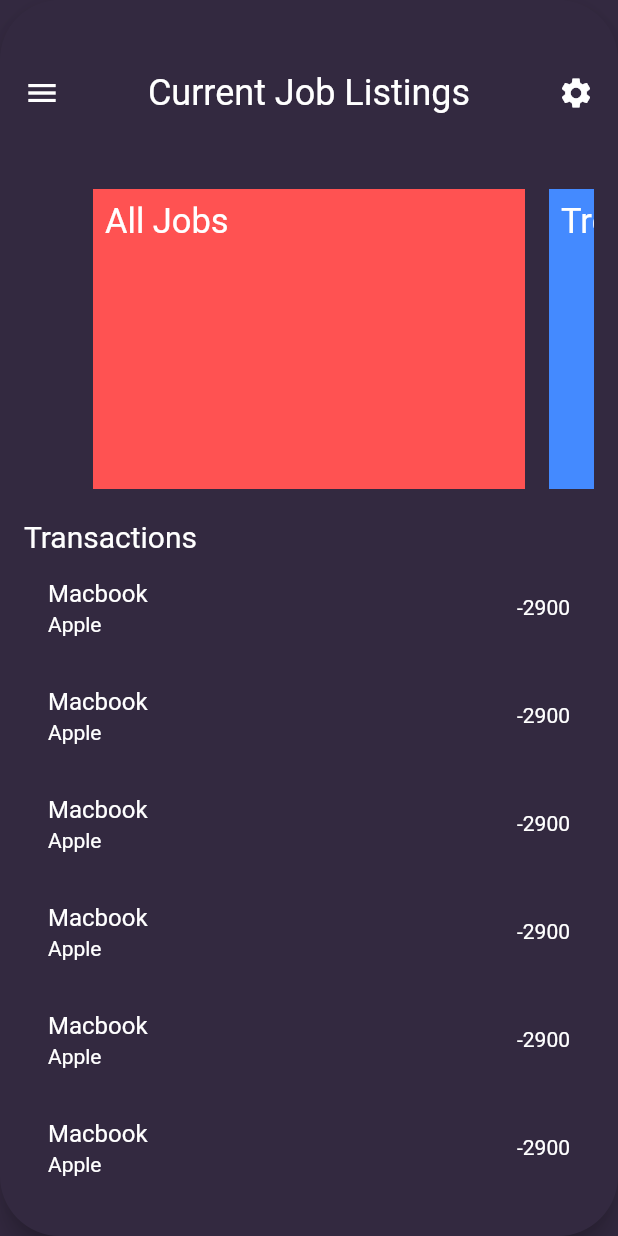
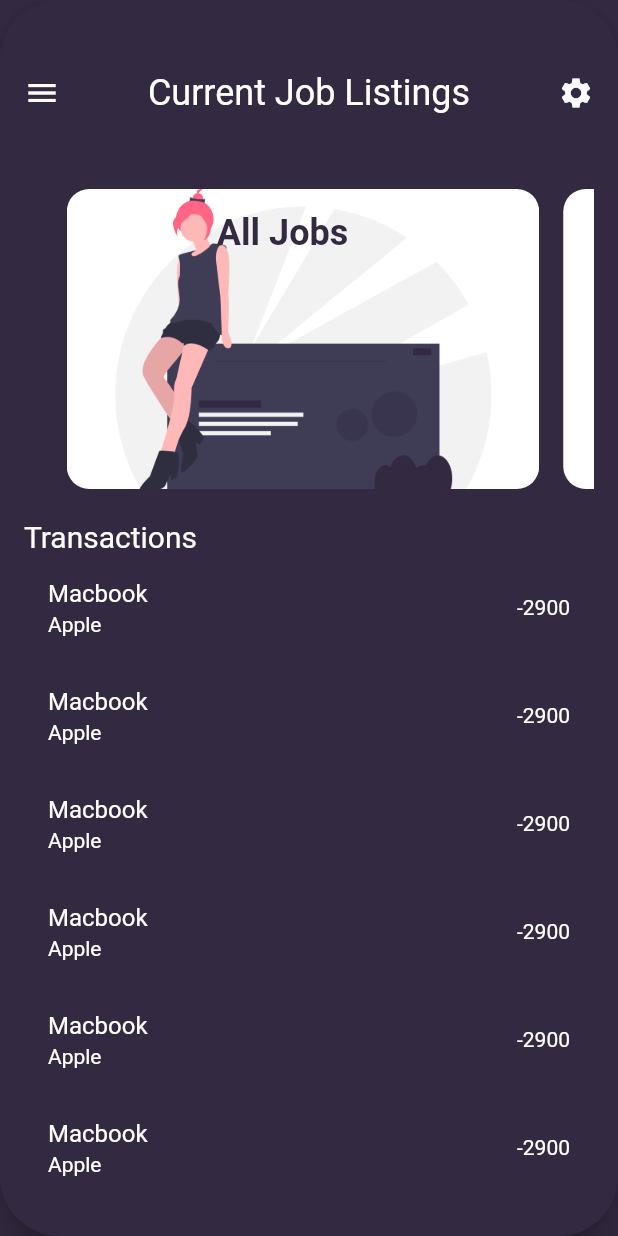
Before and after one commit to techno-disaster/Filter-Me, a Flutter app: the screen it shows after launch, on a phone screen of 412 x 824 dp. Run offline on Flutter 3.47's test engine with Material 2 defaults, Android fonts, the phone set to English and light mode, and no system bars.

Commit message:
ui almost done

```diff
--- a/joe/lib/test.dart
+++ b/joe/lib/test.dart
@@ -1,3 +1,5 @@
+import 'dart:ui';
+
 import 'package:flutter/material.dart';
 
 final Color backgroundColor = Color(0xFF332940);
@@ -127,54 +129,77 @@ class _MenuDashboardPageState extends State<MenuDashboardPage>
                   Container(
                     height: 200,
                     child: PageView(
-                      controller: PageController(viewportFraction: 0.8),
+                      controller: PageController(viewportFraction: 0.85),
                       scrollDirection: Axis.horizontal,
                       pageSnapping: true,
                       children: <Widget>[
+                        Stack(
+                          children: <Widget>[
                             Container(
-                          decoration: BoxDecoration(
-                              image: D),
+                              margin: EdgeInsets.only(right: 8),
                               child: ClipRect(
                                 child: Container(
+                                  decoration: BoxDecoration(
+                                    color: Colors.white.withOpacity(0),
+                                  ),
+                                ),
+                              ),
+                              decoration: BoxDecoration(
+                                image: DecorationImage(
+                                    image: AssetImage(
+                                        "assets/images/undraw_online_resume_qyys.png"),
+                                    fit: BoxFit.cover),
+                                borderRadius: BorderRadius.circular(15),
+                              ),
+                            ),
+                            Container(
                               child: Padding(
-                                padding: const EdgeInsets.all(8.0),
+                                padding: const EdgeInsets.symmetric(
+                                    horizontal: 100, vertical: 15),
                                 child: Text(
                                   "All Jobs",
                                   style: TextStyle(
-                                      fontSize: 23, color: Colors.white),
+                                      color: backgroundColor,
+                                      fontSize: 24,
+                                      fontWeight: FontWeight.bold),
                                 ),
                               ),
                             ),
+                          ],
                         ),
-                          margin: const EdgeInsets.symmetric(horizontal: 8),
-                          color: Colors.redAccent,
-                          width: 100,
+                        Stack(
+                          children: <Widget>[
+                            Container(
+                              margin: EdgeInsets.only(left: 8),
+                              child: ClipRect(
+                                child: Container(
+                                  decoration: BoxDecoration(
+                                    color: Colors.white.withOpacity(0),
+                                  ),
+                                ),
+                              ),
+                              decoration: BoxDecoration(
+                                image: DecorationImage(
+                                    image: AssetImage(
+                                        "assets/images/undraw_friends_online_klj6.png"),
+                                    fit: BoxFit.cover),
+                                borderRadius: BorderRadius.circular(15),
+                              ),
                             ),
                             Container(
                               child: Padding(
-                            padding: const EdgeInsets.all(8.0),
+                                padding: const EdgeInsets.symmetric(
+                                    horizontal: 90, vertical: 10),
                                 child: Text(
-                              "Trending",
-                              style:
-                                  TextStyle(fontSize: 23, color: Colors.white),
+                                  "For You",
+                                  style: TextStyle(
+                                      color: backgroundColor,
+                                      fontSize: 24,
+                                      fontWeight: FontWeight.bold),
                                 ),
                               ),
-                          margin: const EdgeInsets.symmetric(horizontal: 8),
-                          color: Colors.blueAccent,
-                          width: 100,
                             ),
-                        Container(
-                          child: Padding(
-                            padding: const EdgeInsets.all(8.0),
-                            child: Text(
-                              "Recommended for you",
-                              style:
-                                  TextStyle(fontSize: 23, color: Colors.white),
-                            ),
-                          ),
-                          margin: const EdgeInsets.symmetric(horizontal: 8),
-                          color: Colors.greenAccent,
-                          width: 100,
+                          ],
                         ),
                       ],
                     ),
--- a/joe/pubspec.yaml
+++ b/joe/pubspec.yaml
@@ -43,6 +43,8 @@ flutter:
   # To add assets to your application, add an assets section, like this:
   assets:
     - assets/images/undraw_online_resume_qyys.png
+    - assets/images/undraw_reading_list_4boi.png
+    - assets/images/undraw_friends_online_klj6.png
   #   - images/a_dot_ham.jpeg
 
   # An image asset can refer to one or more resolution-specific "variants", see
```
Also changed, not shown: joe/assets/images/undraw_friends_online_klj6.png (added), joe/assets/images/undraw_reading_list_4boi.png (added). Lines whose indentation alone changed are shown as unchanged.
